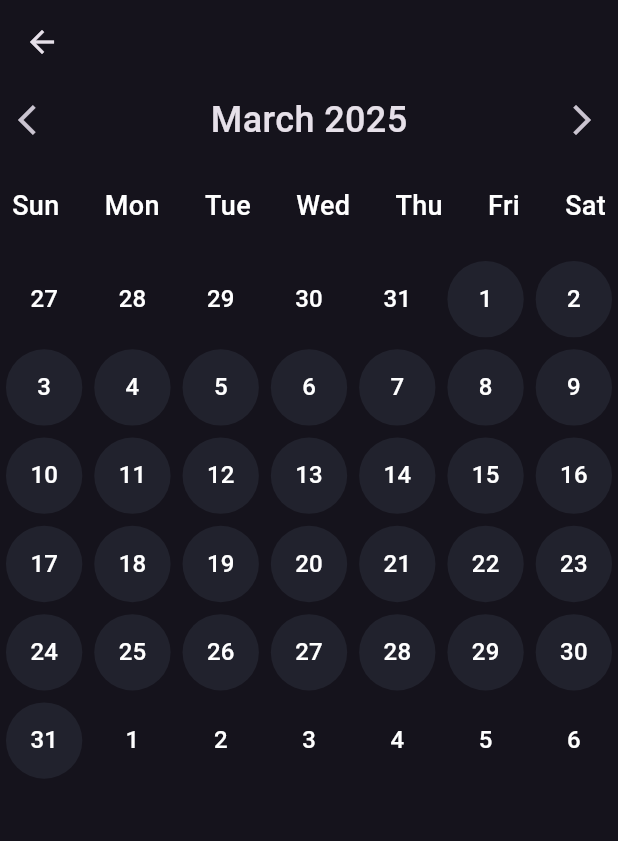
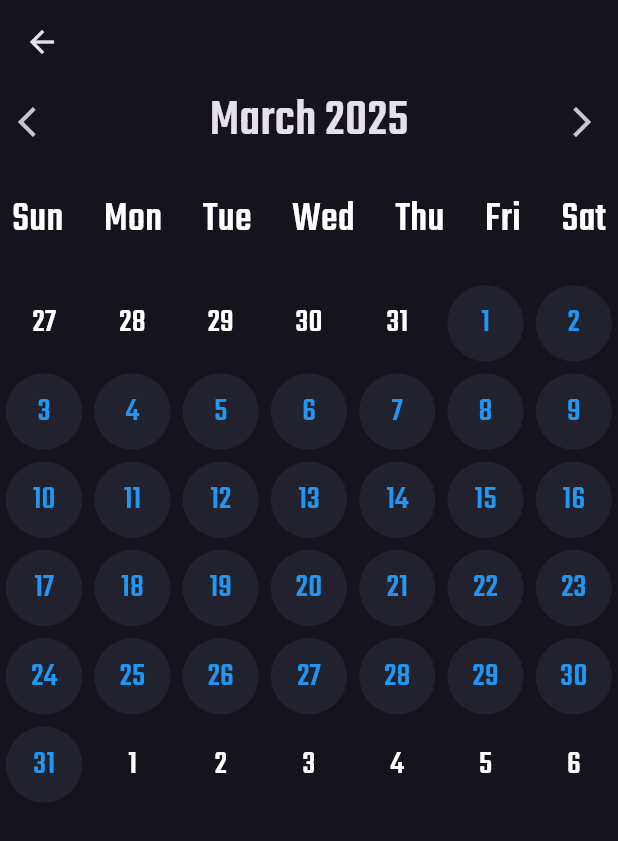
Before and after one commit to jwild99/calendar_app, a Flutter app: the CalendarScreen screen opened directly, on a phone screen of 412 x 824 dp. Shown: the top 841 px of the screen. Run offline on Flutter 3.47's test engine with Material 3 defaults, Android fonts, the phone set to English and light mode, and no system bars; our stand-ins replace gap, google_fonts.

```diff
--- a/lib/screens/calendar_screen.dart
+++ b/lib/screens/calendar_screen.dart
@@ -1,5 +1,6 @@
 import 'package:flutter/material.dart';
 import 'package:gap/gap.dart';
+import 'package:google_fonts/google_fonts.dart';
 import '../const/constant.dart';
 
 class CalendarScreen extends StatefulWidget {
@@ -81,7 +82,7 @@ class CalendarScreenState extends State<CalendarScreen> {
               ),
               Text(
                 '${_monthName(currentMonth.month)} ${currentMonth.year}',
-                style: const TextStyle(fontSize: 24, fontWeight: FontWeight.w500),
+                style: GoogleFonts.teko(fontSize: 35, fontWeight: FontWeight.w500),
               ),
               IconButton(
                 icon: const Icon(Icons.arrow_forward_ios),
@@ -98,9 +99,9 @@ class CalendarScreenState extends State<CalendarScreen> {
                   7,
                   (index) => Text(
                         ['Sun', 'Mon', 'Tue', 'Wed', 'Thu', 'Fri', 'Sat'][index],
-                        style: const TextStyle(
+                        style:  GoogleFonts.teko(
                             fontWeight: FontWeight.w500,
-                            fontSize: 18,
+                            fontSize: 28,
                             color: Colors.white),
                       )),
             ),
@@ -121,10 +122,10 @@ class CalendarScreenState extends State<CalendarScreen> {
                         isCurrentMonth ? cardBackgroundColor : Colors.transparent,
                     child: Text(
                       date.day.toString(),
-                      style: TextStyle(
+                      style: GoogleFonts.teko(
                         fontWeight: FontWeight.w500,
-                        fontSize: 16,
-                        color: isCurrentMonth ? Colors.white : Colors.white,
+                        fontSize: 22,
+                        color: isCurrentMonth ? Colors.blue : Colors.white,
                       ),
                     ),
                   ),
--- a/lib/screens/todo_screen.dart
+++ b/lib/screens/todo_screen.dart
@@ -4,7 +4,7 @@ import '../const/constant.dart';
 import '../widgets/todo_item_widget.dart';
 
 class TodoScreen extends StatefulWidget {
-  TodoScreen({Key? key}) : super(key: key);
+  const TodoScreen({super.key});
 
   @override
   State<TodoScreen> createState() => _HomeState();
--- a/lib/widgets/todo_item_widget.dart
+++ b/lib/widgets/todo_item_widget.dart
@@ -8,11 +8,11 @@ class TodoItem extends StatelessWidget {
   final onDeleteItem;
 
   const TodoItem({
-    Key? key,
+    super.key,
     required this.todo,
     required this.onToDoChanged,
     required this.onDeleteItem,
-  }) : super(key: key);
+  });
 
   @override
   Widget build(BuildContext context) {
--- a/pubspec.yaml
+++ b/pubspec.yaml
@@ -37,6 +37,7 @@ dependencies:
   cupertino_icons: ^1.0.8
   intl: ^0.20.2
   gap: ^3.0.1
+  google_fonts: ^6.2.1
 
 dev_dependencies:
   flutter_test:
@@ -62,7 +63,7 @@ flutter:
 
   # To add assets to your application, add an assets section, like this:
   assets:
-    - assets/images/
+    - assets\images\tomatotimer.png
   #   - images/a_dot_burr.jpeg
   #   - images/a_dot_ham.jpeg
 
```
Also changed, not shown: lib/screens/timer_screen.dart (+28 -12 lines), assets/images/tomatotimer.png (added), pubspec.lock, 1 other file.
